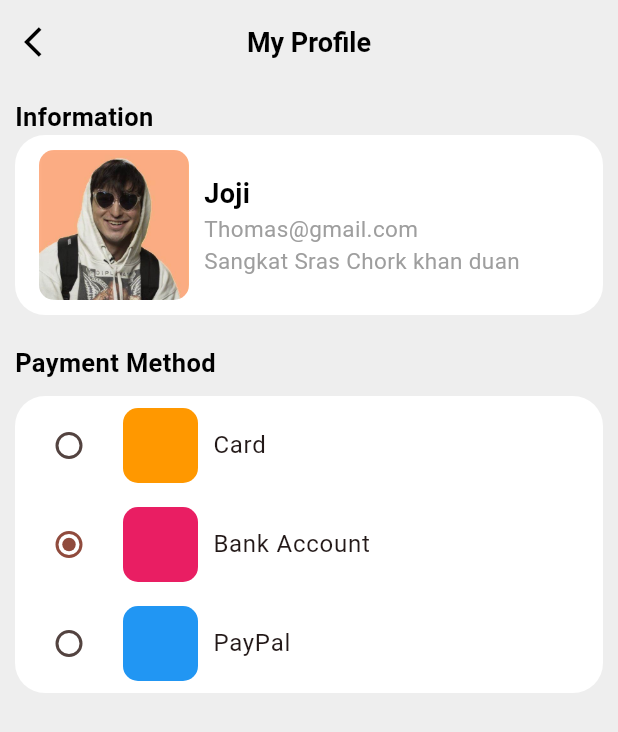
After one commit to Bathhy/fooddeliveryapp, a Flutter app: the Myprofile screen opened directly, after a tap on "Joji", on a phone screen of 412 x 824 dp. The commit adds this screen. Shown: the top 732 px of the screen. Run offline on Flutter 3.47's test engine with Material 3 defaults, Android fonts, the phone set to English and light mode, and no system bars; our stand-ins replace get.

Commit message:
minor change

```diff
--- a/lib/Homepage/Home_screen.dart
+++ b/lib/Homepage/Home_screen.dart
@@ -2,7 +2,7 @@ import 'package:flutter/material.dart';
 import 'package:fodddelieveryapp/Homepage/bottomnavi_bar.dart';
 import 'package:fodddelieveryapp/Homepage/listview_card.dart';
 import 'package:fodddelieveryapp/Homepage/order_page.dart';
-import 'package:fodddelieveryapp/bottomnavigation/profile_button/profile_acc.dart';
+import 'package:fodddelieveryapp/bottomnavigation/profile/profile_acc.dart';
 import 'package:fodddelieveryapp/component/constant_color.dart';
 import 'package:fodddelieveryapp/controller/home_controller.dart';
 import 'package:get/get.dart';
@@ -88,6 +88,7 @@ class Drawerclass extends StatelessWidget {
       backgroundColor: colorOrange,
       child: ListView(
         children: [
+          SizedBox(height: 150),
           ListTile(
             iconColor: Colors.white,
             leading: Icon(Icons.account_circle_outlined),
@@ -99,6 +100,7 @@ class Drawerclass extends StatelessWidget {
               Get.to(Myprofile());
             },
           ),
+          Divider(color: Colors.white, indent: 60.0, endIndent: 58.0),
           ListTile(
             iconColor: Colors.white,
             leading: Icon(Icons.add_shopping_cart),
@@ -110,6 +112,7 @@ class Drawerclass extends StatelessWidget {
               Get.to(Myorder());
             },
           ),
+          Divider(color: Colors.white, indent: 60.0, endIndent: 58.0),
           ListTile(
             iconColor: Colors.white,
             leading: Icon(Icons.sell_outlined),
@@ -119,6 +122,7 @@ class Drawerclass extends StatelessWidget {
             ),
             onTap: () {},
           ),
+          Divider(color: Colors.white, indent: 60.0, endIndent: 58.0),
           ListTile(
             iconColor: Colors.white,
             leading: Icon(Icons.sticky_note_2_outlined),
@@ -128,14 +132,30 @@ class Drawerclass extends StatelessWidget {
             ),
             onTap: () {},
           ),
+          Divider(color: Colors.white, indent: 60.0, endIndent: 58.0),
           ListTile(
             iconColor: Colors.white,
-            leading: Icon(Icons.shield_outlined),
+            leading: Icon(Icons.security_outlined),
             title: const Text(
               'Security',
               style: TextStyle(color: Colors.white),
             ),
             onTap: () {},
+          ),
+          SizedBox(height: 200),
+          TextButton.icon(
+            onPressed: () {},
+            icon: Icon(
+              Icons.arrow_forward_sharp,
+              color: Colors.white,
+            ),
+            label: Text(
+              'Sing-Out',
+              style: TextStyle(
+                color: Colors.white,
+                fontSize: 17,
+              ),
+            ),
           ),
         ],
       ),
--- a/lib/Homepage/bottomnavi_bar.dart
+++ b/lib/Homepage/bottomnavi_bar.dart
@@ -1,7 +1,7 @@
 import 'package:flutter/material.dart';
 import 'package:fodddelieveryapp/bottomnavigation/History_button/history_main_page.dart';
 import 'package:fodddelieveryapp/bottomnavigation/favourite_button/favourite_page.dart';
-import 'package:fodddelieveryapp/bottomnavigation/profile_button/profile_acc.dart';
+import 'package:fodddelieveryapp/bottomnavigation/profile/profile_acc.dart';
 import 'package:fodddelieveryapp/component/constant_color.dart';
 import 'package:get/get.dart';
 
--- a/lib/bottomnavigation/History_button/history_main_page.dart
+++ b/lib/bottomnavigation/History_button/history_main_page.dart
@@ -1,5 +1,4 @@
 import 'package:flutter/material.dart';
-import 'package:fodddelieveryapp/Homepage/Home_screen.dart';
 import 'package:get/get.dart';
 
 class Myhistory extends StatefulWidget {
@@ -25,7 +24,7 @@ class _MyhistoryState extends State<Myhistory> {
         backgroundColor: Colors.white,
         leading: IconButton(
           onPressed: () {
-            Get.to(Homescreen());
+            Get.back();
           },
           icon: const Icon(Icons.arrow_back_ios),
           color: Colors.black,
--- a/lib/bottomnavigation/favourite_button/favourite_page.dart
+++ b/lib/bottomnavigation/favourite_button/favourite_page.dart
@@ -1,5 +1,4 @@
 import 'package:flutter/material.dart';
-import 'package:fodddelieveryapp/Homepage/Home_screen.dart';
 import 'package:get/get.dart';
 
 class Myfavourite extends StatefulWidget {
@@ -8,7 +7,7 @@ class Myfavourite extends StatefulWidget {
   @override
   State<Myfavourite> createState() => _MyhistoryState();
 }
-
+  enum Fruit { apple, banana }
 class _MyhistoryState extends State<Myfavourite> {
   @override
   Widget build(BuildContext context) {
@@ -25,7 +24,7 @@ class _MyhistoryState extends State<Myfavourite> {
         backgroundColor: Colors.white,
         leading: IconButton(
           onPressed: () {
-            Get.to(Homescreen());
+            Get.back();
           },
           icon: const Icon(Icons.arrow_back_ios),
           color: Colors.black,
--- /dev/null
+++ b/lib/bottomnavigation/profile/payment_selection.dart
@@ -0,0 +1,58 @@
+import 'package:flutter/material.dart';
+import 'package:fodddelieveryapp/controller/profile_controller.dart';
+import 'package:get/get.dart';
+
+enum PayMethod { Card, BankAccount, Paypal }
+
+class BankPayment extends StatelessWidget {
+  BankPayment({super.key});
+
+  // pay? _paymentmeth= pay.Card;
+  @override
+  Widget build(BuildContext context) {
+    return GetBuilder<ProfileController>(
+      builder: (controller) {
+        return Container(
+          decoration: BoxDecoration(
+              borderRadius: BorderRadius.circular(20), color: Colors.white),
+          child: Column(
+            mainAxisAlignment: MainAxisAlignment.center,
+            children: [
+              _buildRadioButton(
+                  controller, "Card", PayMethod.Card, Colors.orange),
+              _buildRadioButton(controller, "Bank Account",
+                  PayMethod.BankAccount, Colors.pink),
+              _buildRadioButton(
+                  controller, "PayPal", PayMethod.Paypal, Colors.blue),
+            ],
+          ),
+        );
+      },
+    );
+  }
+
+  RadioListTile<PayMethod> _buildRadioButton(ProfileController controller,
+      String title, PayMethod value, Color colorcont) {
+    return RadioListTile<PayMethod>(
+      title: Row(
+        children: [
+          Container(
+            width: 50,
+            height: 50,
+            decoration: BoxDecoration(
+              borderRadius: BorderRadius.circular(10),
+              color: colorcont,
+            ),
+          ),
+          SizedBox(width: 10),
+          Text(title)
+        ],
+      ),
+      value: value,
+      groupValue: controller.payment,
+      onChanged: (payment) {
+        controller.updatPayment(payment);
+      },
+    );
+  }
+}
--- a/lib/bottomnavigation/profile_button/profile_acc.dart
+++ b/lib/bottomnavigation/profile/profile_acc.dart
@@ -1,8 +1,9 @@
 import 'package:flutter/material.dart';
-import 'package:fodddelieveryapp/bottomnavigation/profile_button/profile_card.dart';
+import 'package:fodddelieveryapp/bottomnavigation/profile/profile_card.dart';
 import 'package:fodddelieveryapp/component/constant_color.dart';
 import 'package:fodddelieveryapp/component/custom_button.dart';
 import 'package:fodddelieveryapp/component/custom_buttonprofile.dart';
+import 'package:fodddelieveryapp/controller/profile_controller.dart';
 import 'package:fodddelieveryapp/image/image_declare.dart';
 import 'package:get/get.dart';
 
@@ -14,6 +15,9 @@ class Myprofile extends StatefulWidget {
 }
 
 class _MyprofileState extends State<Myprofile> {
+
+  ProfileController _profileController = Get.put(ProfileController());
+
   @override
   Widget build(BuildContext context) {
     return Scaffold(
--- /dev/null
+++ b/lib/bottomnavigation/profile/profile_card.dart
@@ -0,0 +1,104 @@
+import 'package:flutter/material.dart';
+import 'package:fodddelieveryapp/bottomnavigation/profile/profileacc_bank.dart';
+import 'package:fodddelieveryapp/image/image_declare.dart';
+import 'package:get/get.dart';
+
+class Profilecard extends StatelessWidget {
+  const Profilecard({super.key});
+
+  @override
+  Widget build(BuildContext context) {
+    return InkWell(
+      onTap: () {
+        Get.to(profil_acc_bank());
+      },
+      child: Stack(
+        children: [
+          Container(
+            width: 300,
+            height: 197,
+            decoration: BoxDecoration(
+              borderRadius: BorderRadius.circular(20),
+              color: Colors.white,
+            ),
+          ),
+          Positioned(
+            top: 10,
+            left: 20,
+            child: Container(
+              width: 91,
+              height: 100,
+              decoration: BoxDecoration(
+                borderRadius: BorderRadius.circular(10),
+                image: DecorationImage(image: AssetImage(imageperson)),
+              ),
+            ),
+          ),
+          Row(
+            children: [
+              Padding(
+                padding: const EdgeInsets.only(top: 20, left: 120),
+                child: Text(
+                  'Joji',
+                  style: TextStyle(
+                      color: Colors.black,
+                      fontWeight: FontWeight.bold,
+                      fontSize: 18),
+                ),
+              ),
+            ],
+          ),
+          Row(
+            children: [
+              Padding(
+                padding: const EdgeInsets.only(top: 50, left: 120),
+                child: Text(
+                  'Thomas@gmail.com',
+                  style: TextStyle(
+                    fontSize: 15,
+                    color: Colors.grey,
+                    decoration: TextDecoration.underline,
+                  ),
+                ),
+              ),
+            ],
+          ),
+          Row(
+            children: [
+              Padding(
+                padding: const EdgeInsets.only(top: 75, left: 120),
+                child: Text(
+                  '+855 168169',
+                  style: TextStyle(
+                    fontSize: 15,
+                    color: Colors.grey,
+                    decoration: TextDecoration.underline,
+                  ),
+                ),
+              ),
+            ],
+          ),
+          Row(
+            children: [
+              Padding(
+                padding: const EdgeInsets.only(top: 100, left: 120),
+                child: Container(
+                  width: 160,
+                  child: Text(
+                    'Sangkat Sras Chork khan duan penh Phnom Penh',
+                    style: TextStyle(
+                      fontSize: 15,
+                      color: Colors.grey,
+                      decoration: TextDecoration.underline,
+                    ),
+                    maxLines: 3,
+                  ),
+                ),
+              ),
+            ],
+          ),
+        ],
+      ),
+    );
+  }
+}
--- /dev/null
+++ b/lib/bottomnavigation/profile/profile_card_two.dart
@@ -0,0 +1,56 @@
+import 'package:flutter/material.dart';
+import 'package:fodddelieveryapp/image/image_declare.dart';
+
+class Profilecard_two extends StatelessWidget {
+  const Profilecard_two({super.key});
+
+  @override
+  Widget build(BuildContext context) {
+    return Container(
+      padding: EdgeInsets.symmetric(horizontal: 16, vertical: 10),
+      decoration: BoxDecoration(
+          borderRadius: BorderRadius.circular(20), color: Colors.white),
+      child: Row(
+        mainAxisAlignment: MainAxisAlignment.start,
+        children: [
+          Container(
+            width: 100,
+            height: 100,
+            decoration: BoxDecoration(
+              borderRadius: BorderRadius.circular(10),
+              image: DecorationImage(image: AssetImage(imageperson)),
+            ),
+          ),
+          SizedBox(width: 10),
+          Column(
+            crossAxisAlignment: CrossAxisAlignment.start,
+            mainAxisAlignment: MainAxisAlignment.start,
+            children: [
+              Text(
+                'Joji',
+                style: TextStyle(
+                    color: Colors.black,
+                    fontWeight: FontWeight.bold,
+                    fontSize: 18),
+              ),
+              Text(
+                'Thomas@gmail.com',
+                style: TextStyle(
+                  fontSize: 15,
+                  color: Colors.grey,
+                ),
+              ),
+              Text(
+                'Sangkat Sras Chork khan duan',
+                style: TextStyle(
+                    fontSize: 15,
+                    color: Colors.grey,
+                    overflow: TextOverflow.ellipsis),
+              ),
+            ],
+          )
+        ],
+      ),
+    );
+  }
+}
--- /dev/null
+++ b/lib/bottomnavigation/profile/profileacc_bank.dart
@@ -0,0 +1,72 @@
+import 'package:flutter/material.dart';
+import 'package:fodddelieveryapp/bottomnavigation/profile/payment_selection.dart';
+import 'package:fodddelieveryapp/bottomnavigation/profile/profile_card_two.dart';
+import 'package:fodddelieveryapp/component/constant_color.dart';
+import 'package:get/get.dart';
+
+class profil_acc_bank extends StatelessWidget {
+  const profil_acc_bank({super.key});
+
+  @override
+  Widget build(BuildContext context) {
+    return Scaffold(
+      backgroundColor: colorGrey,
+      appBar: AppBar(
+        backgroundColor: colorGrey,
+        leading: IconButton(
+          onPressed: () {
+            Get.back();
+          },
+          icon: Icon(
+            Icons.arrow_back_ios,
+            color: Colors.black,
+          ),
+        ),
+        title: Text(
+          'My Profile',
+          style: TextStyle(
+              color: Colors.black, fontSize: 18, fontWeight: FontWeight.bold),
+        ),
+        centerTitle: true,
+      ),
+      body: Container(
+        child: Padding(
+          padding: const EdgeInsets.symmetric(horizontal: 10, vertical: 10),
+          child: Column(
+            crossAxisAlignment: CrossAxisAlignment.start,
+            children: [
+              Row(
+                mainAxisAlignment: MainAxisAlignment.start,
+                children: [
+                  Text(
+                    'Information',
+                    style: TextStyle(
+                        color: Colors.black,
+                        fontWeight: FontWeight.bold,
+                        fontSize: 17),
+                  ),
+                ],
+              ),
+              Profilecard_two(),
+              SizedBox(height: 20),
+              Row(
+                mainAxisAlignment: MainAxisAlignment.start,
+                children: [
+                  Text(
+                    'Payment Method',
+                    style: TextStyle(
+                        color: Colors.black,
+                        fontWeight: FontWeight.bold,
+                        fontSize: 17),
+                  ),
+                ],
+              ),
+              SizedBox(height: 10),
+              BankPayment(),
+            ],
+          ),
+        ),
+      ),
+    );
+  }
+}
--- a/lib/bottomnavigation/profile_button/profile_card.dart
+++ /dev/null
@@ -1,97 +0,0 @@
-import 'package:flutter/material.dart';
-import 'package:fodddelieveryapp/image/image_declare.dart';
-
-class Profilecard extends StatelessWidget {
-  const Profilecard({super.key});
-
-  @override
-  Widget build(BuildContext context) {
-    return Stack(
-      children: [
-        Container(
-          width: 300,
-          height: 197,
-          decoration: BoxDecoration(
-            borderRadius: BorderRadius.circular(20),
-            color: Colors.white,
-          ),
-        ),
-        Positioned(
-          top: 10,
-          left: 20,
-          child: Container(
-            width: 91,
-            height: 100,
-            decoration: BoxDecoration(
-              borderRadius: BorderRadius.circular(10),
-              image: DecorationImage(image: AssetImage(imageperson)),
-            ),
-          ),
-        ),
-        Row(
-          children: [
-            Padding(
-              padding: const EdgeInsets.only(top: 20, left: 120),
-              child: Text(
-                'Joji',
-                style: TextStyle(
-                    color: Colors.black,
-                    fontWeight: FontWeight.bold,
-                    fontSize: 18),
-              ),
-            ),
-          ],
-        ),
-        Row(
-          children: [
-            Padding(
-              padding: const EdgeInsets.only(top: 50, left: 120),
-              child: Text(
-                'Thomas@gmail.com',
-                style: TextStyle(
-                  fontSize: 15,
-                  color: Colors.grey,
-                  decoration: TextDecoration.underline,
-                ),
-              ),
-            ),
-          ],
-        ),
-        Row(
-          children: [
-            Padding(
-              padding: const EdgeInsets.only(top: 75, left: 120),
-              child: Text(
-                '+855 168169',
-                style: TextStyle(
-                  fontSize: 15,
-                  color: Colors.grey,
-                  decoration: TextDecoration.underline,
-                ),
-              ),
-            ),
-          ],
-        ),
-        Row(
-          children: [
-            Padding(
-              padding: const EdgeInsets.only(top: 100, left: 120),
-              child: Container(
-                width: 160,
-                child: Text(
-                  'Sangkat Sras Chork khan duan penh Phnom Penh',
-                  style: TextStyle(
-                    fontSize: 15,
-                    color: Colors.grey,
-                    decoration: TextDecoration.underline,
-                  ),
-                  maxLines: 3,
-                ),
-              ),
-            ),
-          ],
-        ),
-      ],
-    );
-  }
-}
--- /dev/null
+++ b/lib/controller/profile_controller.dart
@@ -0,0 +1,13 @@
+import 'package:get/get.dart';
+
+import '../bottomnavigation/profile/payment_selection.dart';
+
+class ProfileController extends GetxController {
+
+  var payment = PayMethod.BankAccount;
+
+  void updatPayment(PayMethod? payMethod) {
+    payment = payMethod ?? PayMethod.Card;
+    update();
+  }
+}
```
